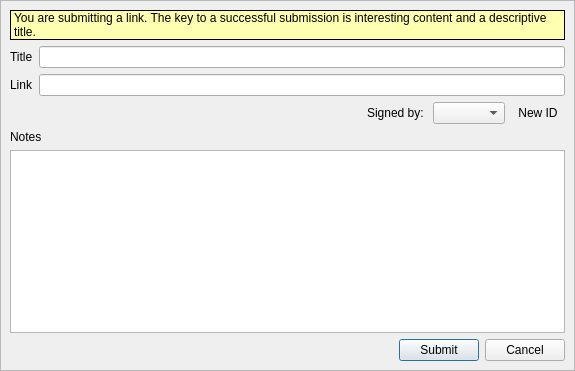
Above: retroshare-gui/src/gui/Posted/PostedCreatePostDialog.ui from RetroShare/RetroShare before the change. Below: the same form after it.
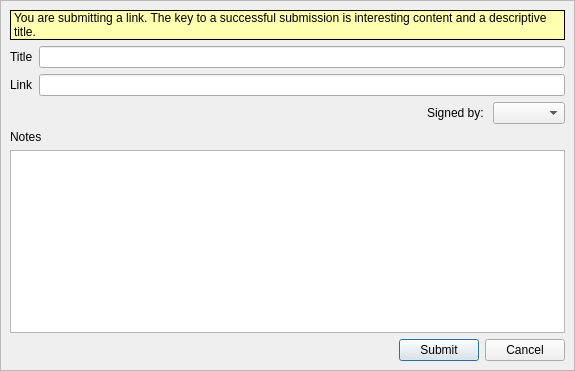
That is the form after the change. Icons and pictures are not drawn. Custom widgets are drawn as their Qt base class.

Commit message: Removed buttons to create a new identity

```diff
--- a/retroshare-gui/src/gui/Posted/PostedCreatePostDialog.ui
+++ b/retroshare-gui/src/gui/Posted/PostedCreatePostDialog.ui
@@ -171,38 +171,6 @@
         <item>
          <widget class="GxsIdChooser" name="idChooser"/>
         </item>
-        <item>
-         <widget class="QToolButton" name="toolButton_NewId">
-          <property name="sizePolicy">
-           <sizepolicy hsizetype="Minimum" vsizetype="Preferred">
-            <horstretch>0</horstretch>
-            <verstretch>0</verstretch>
-           </sizepolicy>
-          </property>
-          <property name="focusPolicy">
-           <enum>Qt::NoFocus</enum>
-          </property>
-          <property name="toolTip">
-           <string>Create new Identity</string>
-          </property>
-          <property name="text">
-           <string>New ID</string>
-          </property>
-          <property name="icon">
-           <iconset resource="../images.qrc">
-            <normaloff>:/images/identity/identity_create_32.png</normaloff>:/images/identity/identity_create_32.png</iconset>
-          </property>
-          <property name="iconSize">
-           <size>
-            <width>24</width>
-            <height>24</height>
-           </size>
-          </property>
-          <property name="autoRaise">
-           <bool>true</bool>
-          </property>
-         </widget>
-        </item>
        </layout>
       </item>
       <item row="3" column="0" colspan="3">
```
The commit also changes 19 other files.
